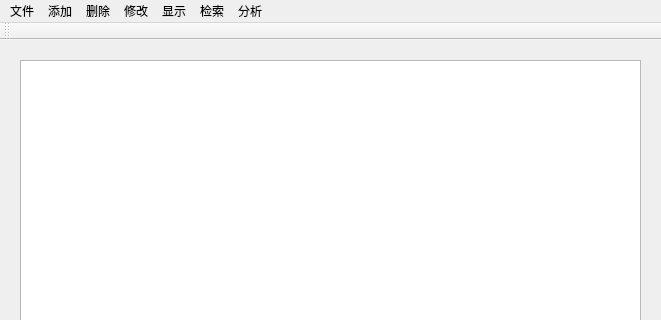
Qt form mainwindow.ui (slaxes/lesson_check) before a commit; both pictures show x 0 to 661 and y 0 to 320 of the 661 by 507 pixel window.
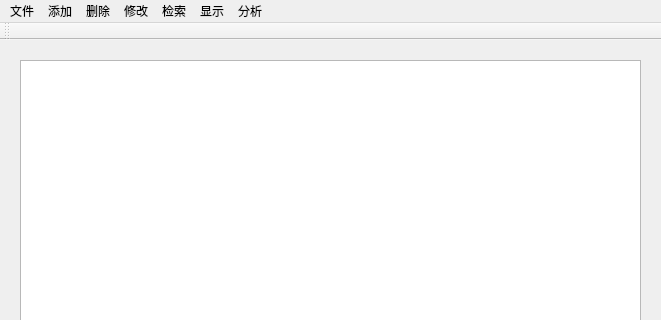
The same form after that commit.

What changed in the file:
```diff
--- a/mainwindow.ui
+++ b/mainwindow.ui
@@ -143,8 +143,8 @@
    <addaction name="menu_2"/>
    <addaction name="menu_3"/>
    <addaction name="menu_6"/>
-   <addaction name="menu_4"/>
    <addaction name="menu_7"/>
+   <addaction name="menu_4"/>
    <addaction name="menu_5"/>
   </widget>
   <widget class="QToolBar" name="mainToolBar">
```
Left out of the diff: 34 changed lines with no effect on the pictures.
